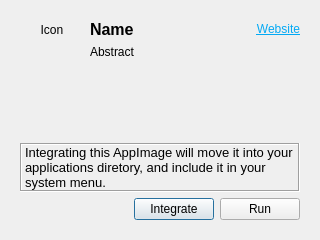
This is src/launcher/ui.ui in TheAssassin/AppImageLauncher as Qt 5 draws it before an edit. The edited form follows.
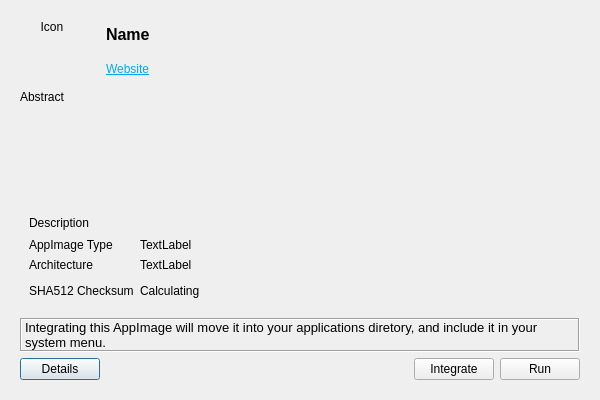
This is the edited form. Icons and pictures are not drawn.

Commit message: Add details view

```diff
--- a/src/launcher/ui.ui
+++ b/src/launcher/ui.ui
@@ -6,8 +6,8 @@
    <rect>
     <x>0</x>
     <y>0</y>
-    <width>320</width>
-    <height>240</height>
+    <width>600</width>
+    <height>400</height>
    </rect>
   </property>
   <property name="windowTitle">
@@ -21,20 +21,254 @@
      </property>
      <widget class="QWidget" name="integrationPage">
       <layout class="QGridLayout" name="gridLayout">
-       <item row="2" column="0" colspan="4">
-        <spacer name="verticalSpacer">
+       <item row="3" column="0" colspan="6">
+        <widget class="QWidget" name="widgetDetails" native="true">
+         <property name="minimumSize">
+          <size>
+           <width>0</width>
+           <height>30</height>
+          </size>
+         </property>
+         <layout class="QGridLayout" name="gridLayout_3">
+          <item row="1" column="1">
+           <widget class="QLabel" name="labelType">
+            <property name="sizePolicy">
+             <sizepolicy hsizetype="MinimumExpanding" vsizetype="Preferred">
+              <horstretch>0</horstretch>
+              <verstretch>0</verstretch>
+             </sizepolicy>
+            </property>
+            <property name="text">
+             <string>TextLabel</string>
+            </property>
+            <property name="wordWrap">
+             <bool>true</bool>
+            </property>
+           </widget>
+          </item>
+          <item row="3" column="1">
+           <widget class="QLabel" name="labelCheckSum">
+            <property name="sizePolicy">
+             <sizepolicy hsizetype="MinimumExpanding" vsizetype="Preferred">
+              <horstretch>0</horstretch>
+              <verstretch>0</verstretch>
+             </sizepolicy>
+            </property>
+            <property name="maximumSize">
+             <size>
+              <width>384</width>
+              <height>16777215</height>
+             </size>
+            </property>
+            <property name="text">
+             <string>Calculating</string>
+            </property>
+            <property name="wordWrap">
+             <bool>true</bool>
+            </property>
+           </widget>
+          </item>
+          <item row="2" column="0">
+           <widget class="QLabel" name="label_6">
+            <property name="text">
+             <string>Architecture</string>
+            </property>
+           </widget>
+          </item>
+          <item row="1" column="0">
+           <widget class="QLabel" name="label_2">
+            <property name="text">
+             <string>AppImage Type</string>
+            </property>
+            <property name="margin">
+             <number>0</number>
+            </property>
+           </widget>
+          </item>
+          <item row="3" column="0">
+           <widget class="QLabel" name="label_4">
+            <property name="text">
+             <string>SHA512 Checksum</string>
+            </property>
+           </widget>
+          </item>
+          <item row="2" column="1">
+           <widget class="QLabel" name="labelArchitecture">
+            <property name="sizePolicy">
+             <sizepolicy hsizetype="MinimumExpanding" vsizetype="Preferred">
+              <horstretch>0</horstretch>
+              <verstretch>0</verstretch>
+             </sizepolicy>
+            </property>
+            <property name="text">
+             <string>TextLabel</string>
+            </property>
+           </widget>
+          </item>
+          <item row="3" column="2">
+           <widget class="QToolButton" name="copyCheckSumButton">
+            <property name="text">
+             <string/>
+            </property>
+            <property name="icon">
+             <iconset theme="edit-copy"/>
+            </property>
+            <property name="iconSize">
+             <size>
+              <width>18</width>
+              <height>18</height>
+             </size>
+            </property>
+            <property name="autoRaise">
+             <bool>true</bool>
+            </property>
+           </widget>
+          </item>
+          <item row="0" column="0" colspan="3">
+           <widget class="QLabel" name="labelDescription">
+            <property name="sizePolicy">
+             <sizepolicy hsizetype="Preferred" vsizetype="MinimumExpanding">
+              <horstretch>0</horstretch>
+              <verstretch>0</verstretch>
+             </sizepolicy>
+            </property>
+            <property name="text">
+             <string>Description</string>
+            </property>
+            <property name="wordWrap">
+             <bool>true</bool>
+            </property>
+           </widget>
+          </item>
+         </layout>
+        </widget>
+       </item>
+       <item row="1" column="1">
+        <widget class="QLabel" name="labelWebsite">
+         <property name="text">
+          <string>&lt;html&gt;&lt;head/&gt;&lt;body&gt;&lt;p&gt;&lt;a href=&quot;http://appimage.org&quot;&gt;&lt;span style=&quot; text-decoration: underline; color:#03a9f4;&quot;&gt;Website&lt;/span&gt;&lt;/a&gt;&lt;/p&gt;&lt;/body&gt;&lt;/html&gt;</string>
+         </property>
+         <property name="textFormat">
+          <enum>Qt::RichText</enum>
+         </property>
+         <property name="alignment">
+          <set>Qt::AlignLeading|Qt::AlignLeft|Qt::AlignVCenter</set>
+         </property>
+         <property name="openExternalLinks">
+          <bool>true</bool>
+         </property>
+         <property name="textInteractionFlags">
+          <set>Qt::LinksAccessibleByKeyboard|Qt::LinksAccessibleByMouse</set>
+         </property>
+        </widget>
+       </item>
+       <item row="5" column="0">
+        <widget class="QPushButton" name="detailsButton">
+         <property name="text">
+          <string>Details</string>
+         </property>
+        </widget>
+       </item>
+       <item row="5" column="4">
+        <widget class="QPushButton" name="integrateButton">
+         <property name="text">
+          <string>Integrate</string>
+         </property>
+         <property name="autoDefault">
+          <bool>true</bool>
+         </property>
+         <property name="default">
+          <bool>true</bool>
+         </property>
+        </widget>
+       </item>
+       <item row="5" column="2" colspan="2">
+        <spacer name="horizontalSpacer">
          <property name="orientation">
-          <enum>Qt::Vertical</enum>
+          <enum>Qt::Horizontal</enum>
          </property>
          <property name="sizeHint" stdset="0">
           <size>
-           <width>20</width>
-           <height>40</height>
+           <width>349</width>
+           <height>20</height>
           </size>
          </property>
         </spacer>
        </item>
-       <item row="3" column="0" colspan="4">
+       <item row="0" column="1">
+        <widget class="QLabel" name="labelName">
+         <property name="sizePolicy">
+          <sizepolicy hsizetype="MinimumExpanding" vsizetype="Preferred">
+           <horstretch>0</horstretch>
+           <verstretch>0</verstretch>
+          </sizepolicy>
+         </property>
+         <property name="font">
+          <font>
+           <pointsize>12</pointsize>
+           <weight>75</weight>
+           <bold>true</bold>
+          </font>
+         </property>
+         <property name="text">
+          <string>Name</string>
+         </property>
+         <property name="alignment">
+          <set>Qt::AlignLeading|Qt::AlignLeft|Qt::AlignVCenter</set>
+         </property>
+         <property name="wordWrap">
+          <bool>true</bool>
+         </property>
+         <property name="margin">
+          <number>0</number>
+         </property>
+        </widget>
+       </item>
+       <item row="2" column="0" colspan="6">
+        <widget class="QLabel" name="labelAbstract">
+         <property name="sizePolicy">
+          <sizepolicy hsizetype="MinimumExpanding" vsizetype="MinimumExpanding">
+           <horstretch>0</horstretch>
+           <verstretch>0</verstretch>
+          </sizepolicy>
+         </property>
+         <property name="font">
+          <font>
+           <pointsize>9</pointsize>
+          </font>
+         </property>
+         <property name="text">
+          <string>Abstract</string>
+         </property>
+         <property name="alignment">
+          <set>Qt::AlignLeading|Qt::AlignLeft|Qt::AlignTop</set>
+         </property>
+         <property name="wordWrap">
+          <bool>true</bool>
+         </property>
+         <property name="margin">
+          <number>4</number>
+         </property>
+        </widget>
+       </item>
+       <item row="5" column="5">
+        <widget class="QPushButton" name="runButton">
+         <property name="text">
+          <string>Run</string>
+         </property>
+         <property name="icon">
+          <iconset theme="application-x-executable">
+           <normaloff>.</normaloff>.</iconset>
+         </property>
+         <property name="autoDefault">
+          <bool>true</bool>
+         </property>
+         <property name="default">
+          <bool>false</bool>
+         </property>
+        </widget>
+       </item>
+       <item row="4" column="0" colspan="6">
         <widget class="QLabel" name="label">
          <property name="frameShape">
           <enum>QFrame::Box</enum>
@@ -85,118 +319,6 @@
          </property>
         </widget>
        </item>
-       <item row="4" column="3">
-        <widget class="QPushButton" name="runButton">
-         <property name="text">
-          <string>Run</string>
-         </property>
-         <property name="icon">
-          <iconset theme="application-x-executable">
-           <normaloff>.</normaloff>.</iconset>
-         </property>
-         <property name="autoDefault">
-          <bool>false</bool>
-         </property>
-         <property name="default">
-          <bool>false</bool>
-         </property>
-        </widget>
-       </item>
-       <item row="4" column="0" colspan="2">
-        <spacer name="horizontalSpacer">
-         <property name="orientation">
-          <enum>Qt::Horizontal</enum>
-         </property>
-         <property name="sizeHint" stdset="0">
-          <size>
-           <width>349</width>
-           <height>20</height>
-          </size>
-         </property>
-        </spacer>
-       </item>
-       <item row="1" column="1" colspan="3">
-        <widget class="QLabel" name="labelAbstract">
-         <property name="sizePolicy">
-          <sizepolicy hsizetype="MinimumExpanding" vsizetype="MinimumExpanding">
-           <horstretch>0</horstretch>
-           <verstretch>0</verstretch>
-          </sizepolicy>
-         </property>
-         <property name="font">
-          <font>
-           <pointsize>9</pointsize>
-          </font>
-         </property>
-         <property name="text">
-          <string>Abstract</string>
-         </property>
-         <property name="alignment">
-          <set>Qt::AlignLeading|Qt::AlignLeft|Qt::AlignTop</set>
-         </property>
-         <property name="wordWrap">
-          <bool>true</bool>
-         </property>
-        </widget>
-       </item>
-       <item row="0" column="1" colspan="2">
-        <widget class="QLabel" name="labelName">
-         <property name="sizePolicy">
-          <sizepolicy hsizetype="MinimumExpanding" vsizetype="Preferred">
-           <horstretch>0</horstretch>
-           <verstretch>0</verstretch>
-          </sizepolicy>
-         </property>
-         <property name="font">
-          <font>
-           <pointsize>12</pointsize>
-           <weight>75</weight>
-           <bold>true</bold>
-          </font>
-         </property>
-         <property name="text">
-          <string>Name</string>
-         </property>
-         <property name="alignment">
-          <set>Qt::AlignLeading|Qt::AlignLeft|Qt::AlignVCenter</set>
-         </property>
-         <property name="wordWrap">
-          <bool>true</bool>
-         </property>
-         <property name="margin">
-          <number>0</number>
-         </property>
-        </widget>
-       </item>
-       <item row="4" column="2">
-        <widget class="QPushButton" name="integrateButton">
-         <property name="text">
-          <string>Integrate</string>
-         </property>
-         <property name="default">
-          <bool>false</bool>
-         </property>
-        </widget>
-       </item>
-       <item row="0" column="3">
-        <widget class="QLabel" name="labelWebsite">
-         <property name="text">
-          <string>&lt;html&gt;&lt;head/&gt;&lt;body&gt;&lt;p&gt;&lt;a href=&quot;http://appimage.org&quot;&gt;&lt;span style=&quot; text-decoration: underline; color:#03a9f4;&quot;&gt;Website&lt;/span&gt;&lt;/a&gt;&lt;/p&gt;&lt;/body&gt;&lt;/html&gt;</string>
-         </property>
-         <property name="textFormat">
-          <enum>Qt::RichText</enum>
-         </property>
-         <property name="alignment">
-          <set>Qt::AlignRight|Qt::AlignTrailing|Qt::AlignVCenter</set>
-         </property>
-         <property name="openExternalLinks">
-          <bool>true</bool>
-         </property>
-         <property name="textInteractionFlags">
-          <set>Qt::LinksAccessibleByKeyboard|Qt::LinksAccessibleByMouse</set>
-         </property>
-        </widget>
-       </item>
       </layout>
      </widget>
      <widget class="QWidget" name="completionPage">
```
The commit also changes 2 other files.
